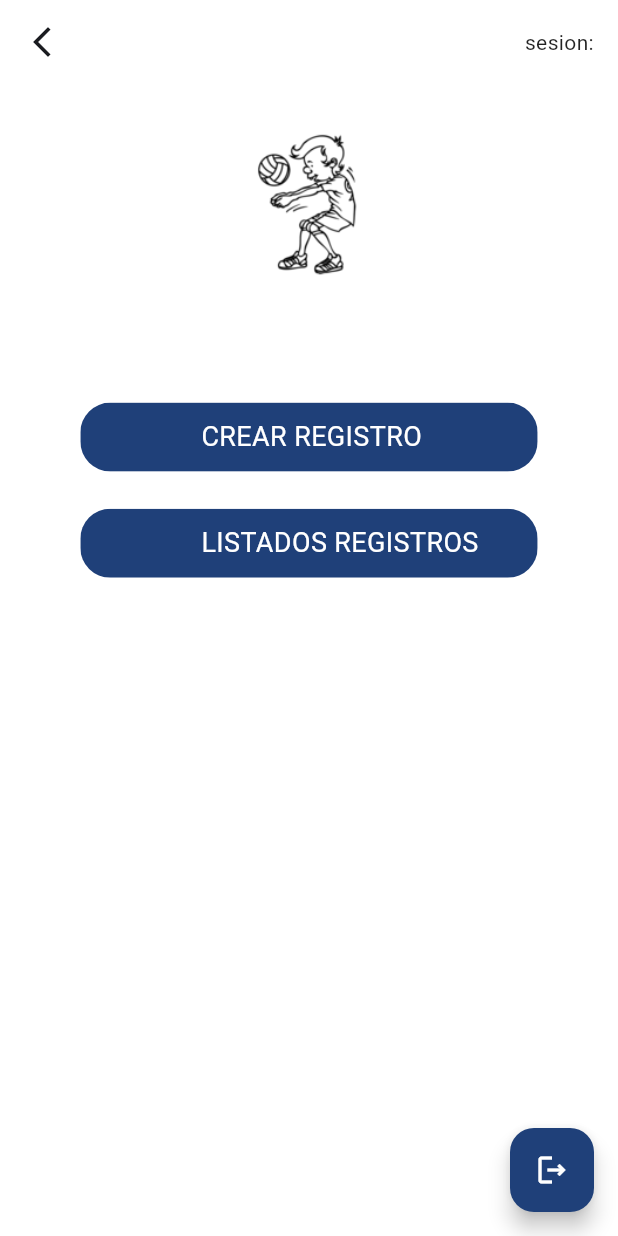
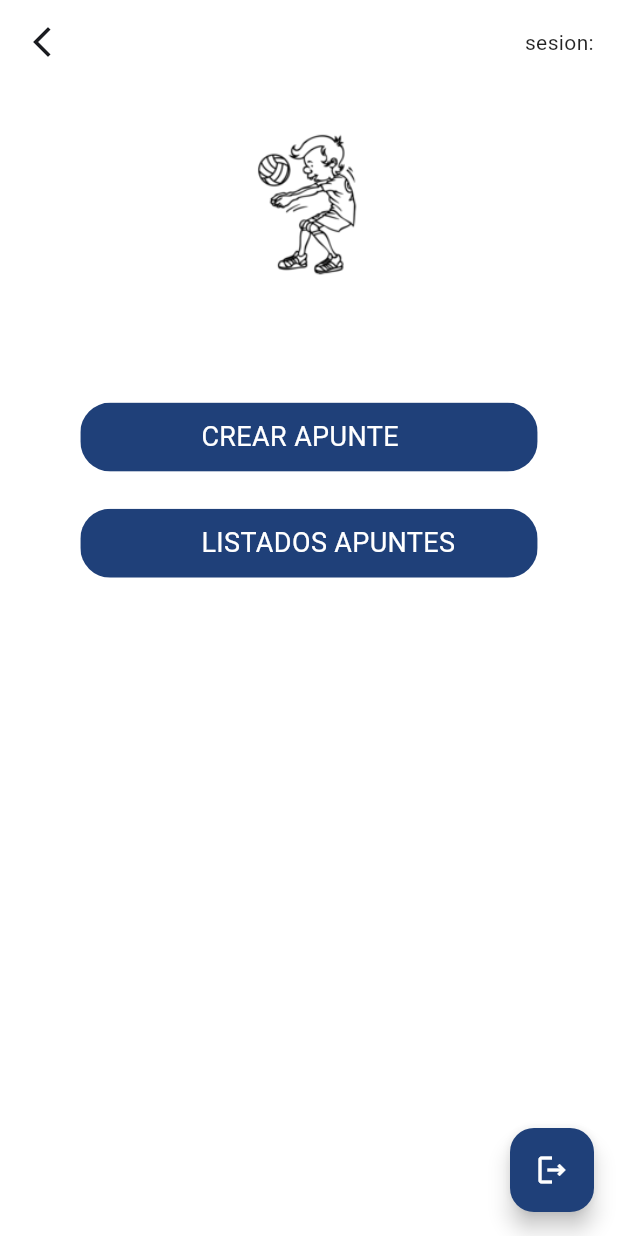
Before and after one commit to jlselma25/pagos_app, a Flutter app: the MenuScreen screen opened by its route, on a phone screen of 412 x 824 dp. Run offline on Flutter 3.47's test engine with Material 3 defaults, Android fonts, the phone set to English and light mode, and no system bars; our stand-ins replace dio, flutter_spinkit, shared_preferences; accounts and stored records are empty; network calls fail.

Commit message:
cambio opciones manu apuntes

```diff
--- a/lib/global/environment.dart
+++ b/lib/global/environment.dart
@@ -10,6 +10,6 @@ class Environment {
   static String codigoRegistro = '220212';
   static  Color color = const Color(0xFF1F4079);
   static String proyecto = 'Pagos app';
-  static String version = 'v.3.1';
+  static String version = 'v.3.2';
 
 }
--- a/lib/screens/menu.dart
+++ b/lib/screens/menu.dart
@@ -72,7 +72,7 @@ class _MenuScreenState extends State<MenuScreen> {
                     width: size.width * 0.74,
                     child: CustomButton(
                       color: Environment.color,
-                      texto: '         CREAR REGISTRO         ',
+                      texto: '         CREAR APUNTE         ',
                       onTap: ()  async {
 
                         setState(() {
@@ -103,7 +103,7 @@ class _MenuScreenState extends State<MenuScreen> {
                width: size.width * 0.74,
               child: CustomButton(
                 color: Environment.color,
-                texto: '         LISTADOS REGISTROS ',
+                texto: '         LISTADOS APUNTES ',
                 onTap: () async{
 
                    setState(() {isLoading = true;});
```
